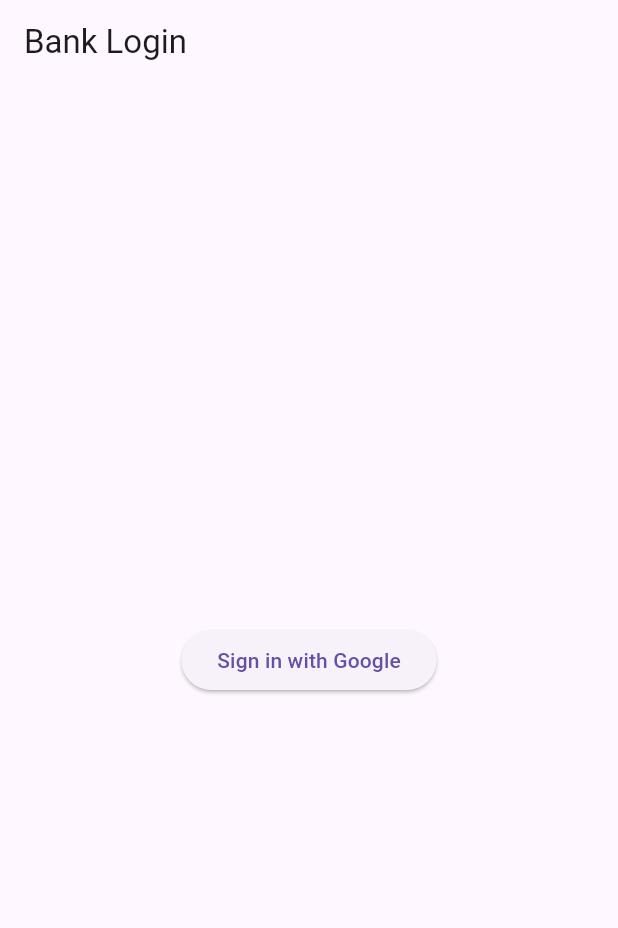
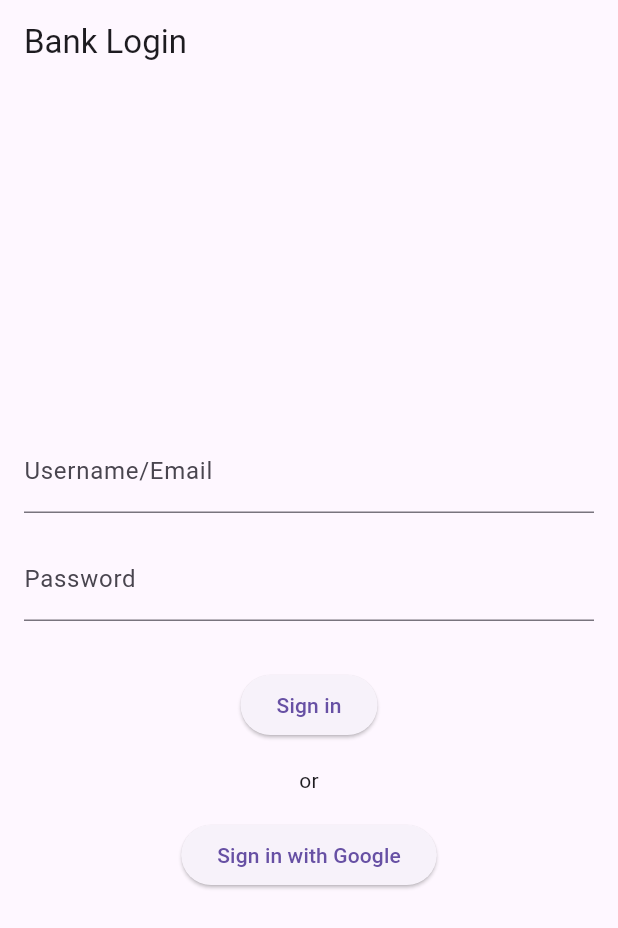
Before and after one commit to EasonJiang94/LilMoneyMan, a Flutter app: the screen it shows after launch, on a phone screen of 412 x 824 dp. Shown: the top 928 px of the screen. Run offline on Flutter 3.47's test engine with Material 3 defaults, Android fonts, the phone set to English and light mode, and no system bars.

Commit message:
username/password login options

```diff
--- a/lib/screens/login_screen.dart
+++ b/lib/screens/login_screen.dart
@@ -1,22 +1,34 @@
 import 'package:flutter/material.dart';
-import 'package:tmp/services/fake_google_sign_in.dart'; // Update with your package name
+import 'package:tmp/services/fake_google_sign_in.dart'; // Update with your package name if needed
 
 class LoginScreen extends StatefulWidget {
+  const LoginScreen({Key? key}) : super(key: key);
+
   @override
   _LoginScreenState createState() => _LoginScreenState();
 }
 
 class _LoginScreenState extends State<LoginScreen> {
   final GoogleSignIn _googleSignIn = GoogleSignIn();
+  final _formKey = GlobalKey<FormState>();
+  final TextEditingController _emailController = TextEditingController();
+  final TextEditingController _passwordController = TextEditingController();
 
   Future<void> _handleGoogleSignIn() async {
     try {
       await _googleSignIn.signIn();
-      // After successful login, navigate to the HomeScreen.
       Navigator.pushReplacementNamed(context, '/home');
     } catch (error) {
       print('Failed to sign in with Google: $error');
-      // Handle error appropriately.
+    }
+  }
+
+  void _handleEmailSignIn() {
+    if (_formKey.currentState!.validate()) {
+      print('Username/Email: ${_emailController.text}');
+      print('Password: ${_passwordController.text}');
+      // Normally, add your authentication logic here.
+      Navigator.pushReplacementNamed(context, '/home');
     }
   }
 
@@ -24,14 +36,58 @@ class _LoginScreenState extends State<LoginScreen> {
   Widget build(BuildContext context) {
     return Scaffold(
       appBar: AppBar(
-        title: Text('Bank Login'),
+        title: const Text('Bank Login'),
       ),
-      body: Center(
-        child: ElevatedButton(
-          onPressed: _handleGoogleSignIn,
-          child: Text('Sign in with Google'),
+      body: Padding(
+        padding: const EdgeInsets.all(16.0),
+        child: Form(
+          key: _formKey,
+          child: Column(
+            mainAxisAlignment: MainAxisAlignment.center,
+            children: [
+              TextFormField(
+                controller: _emailController,
+                decoration: const InputDecoration(
+                  labelText: 'Username/Email',
+                ),
+                validator: (value) => (value == null || value.isEmpty)
+                    ? 'Please enter your email'
+                    : null,
+              ),
+              const SizedBox(height: 16),
+              TextFormField(
+                controller: _passwordController,
+                decoration: const InputDecoration(
+                  labelText: 'Password',
+                ),
+                obscureText: true,
+                validator: (value) => (value == null || value.isEmpty)
+                    ? 'Please enter your password'
+                    : null,
+              ),
+              const SizedBox(height: 32),
+              ElevatedButton(
+                onPressed: _handleEmailSignIn,
+                child: const Text('Sign in'),
+              ),
+              const SizedBox(height: 16),
+              const Text('or'),
+              const SizedBox(height: 16),
+              ElevatedButton(
+                onPressed: _handleGoogleSignIn,
+                child: const Text('Sign in with Google'),
+              ),
+            ],
+          ),
         ),
       ),
     );
   }
+
+  @override
+  void dispose() {
+    _emailController.dispose();
+    _passwordController.dispose();
+    super.dispose();
+  }
 }
```
